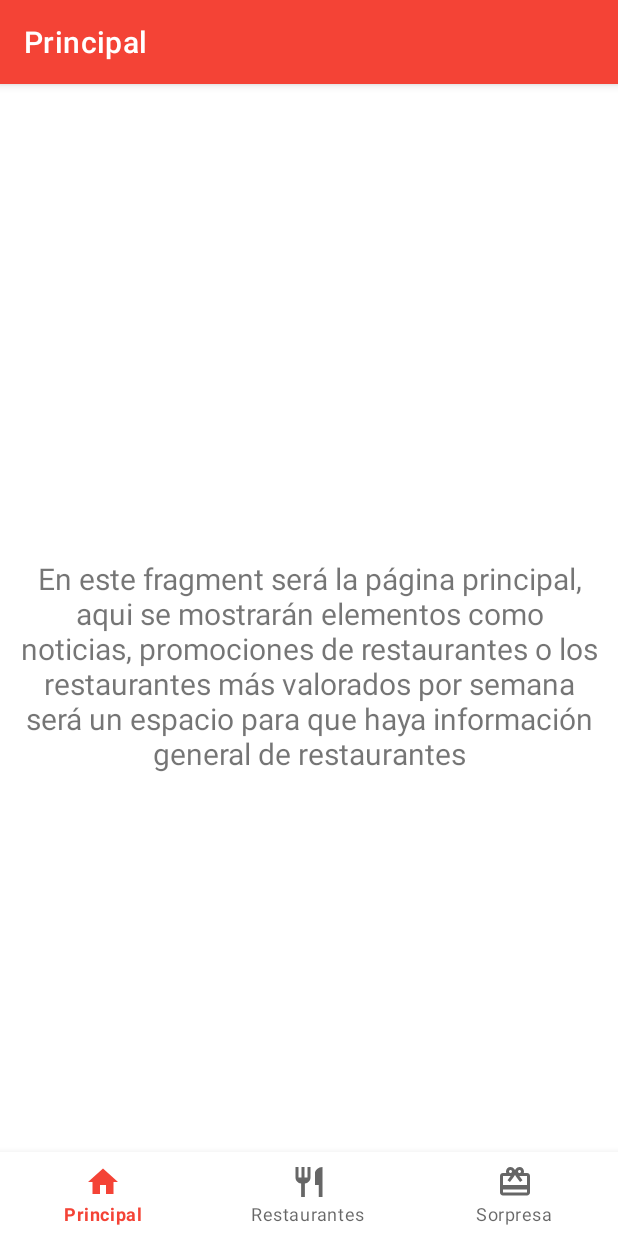
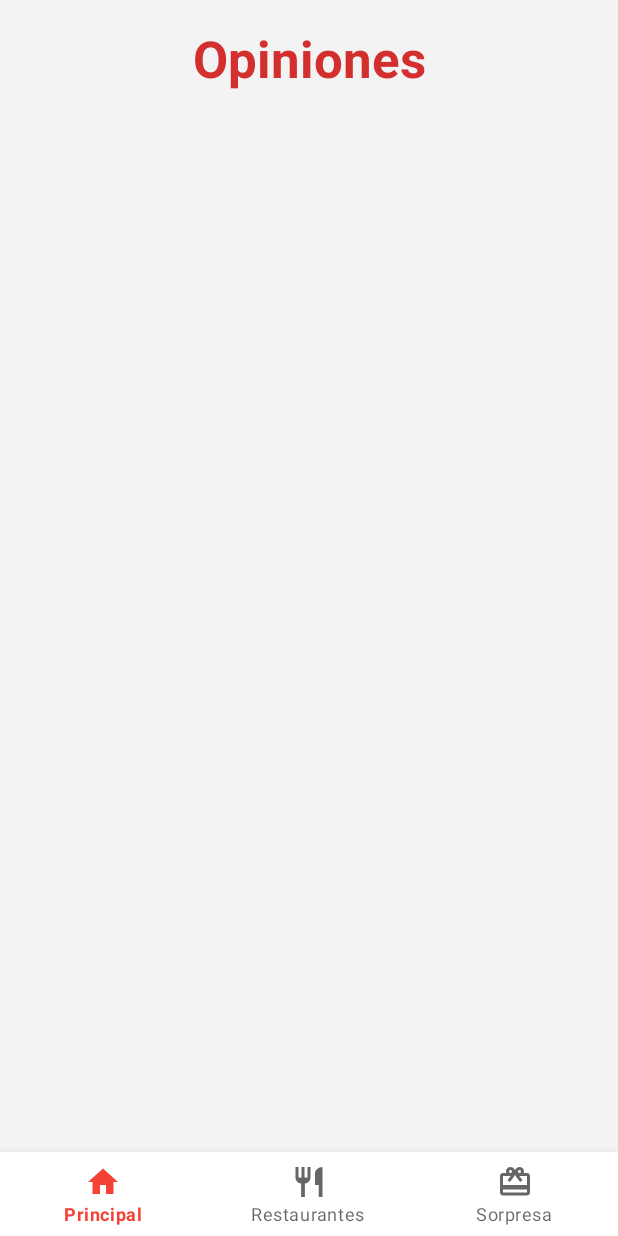
Before and after one commit to Sycrax88/RecomiendaME, an Android app: the HomeFragment screen opened through its navigation route, on a phone screen of 412 x 824 dp. Run offline under Robolectric (Android 15) with nearby library versions, the phone set to English and light mode, and no system bars; our stand-ins replace Firebase (no records; nobody signed in at launch, a user with empty details on screens opened directly), navigation-ui.

Commit message:
Se pusieron comentarios generales en el apartado de Home

```diff
--- a/app/src/main/java/com/colosoft/recomiendame/data/OpinionRepository.kt
+++ b/app/src/main/java/com/colosoft/recomiendame/data/OpinionRepository.kt
@@ -25,6 +25,10 @@ class OpinionRepository {
         db = FirebaseFirestore.getInstance()
         return db.collection("opinions").whereEqualTo("restaurant_id",resturantId).get().await()
     }
+    suspend fun getAllOpinions(): QuerySnapshot {
+        db = FirebaseFirestore.getInstance()
+        return db.collection("opinions").get().await()
+    }
 
      suspend fun createOpinion(opinion: Opinion): ResourceRemote<String?>{
          return try {
--- a/app/src/main/java/com/colosoft/recomiendame/server/model/Opinion.kt
+++ b/app/src/main/java/com/colosoft/recomiendame/server/model/Opinion.kt
@@ -5,6 +5,7 @@ import java.io.Serializable
 data class Opinion (
     var id: String? = null,
     var restaurant_id: String? = null,
+    var restaurant_name: String? = null,
     var user_id: String? = null,
     var user_name: String? = null,
     var user_last_name: String? = null,
--- a/app/src/main/java/com/colosoft/recomiendame/ui/home/HomeFragment.kt
+++ b/app/src/main/java/com/colosoft/recomiendame/ui/home/HomeFragment.kt
@@ -8,41 +8,68 @@ import android.widget.TextView
 import androidx.appcompat.app.AppCompatActivity
 import androidx.fragment.app.Fragment
 import androidx.lifecycle.ViewModelProvider
+import androidx.navigation.fragment.findNavController
+import androidx.recyclerview.widget.LinearLayoutManager
 import com.colosoft.recomiendame.databinding.FragmentHomeBinding
+import com.colosoft.recomiendame.databinding.FragmentRestaurantsBinding
+import com.colosoft.recomiendame.server.model.Opinion
+import com.colosoft.recomiendame.server.model.Restaurant
+import com.colosoft.recomiendame.ui.details.OpinionsAdapter
+import com.colosoft.recomiendame.ui.restaurants.RestaurantsAdapter
+import com.colosoft.recomiendame.ui.restaurants.RestaurantsFragmentDirections
+import com.colosoft.recomiendame.ui.restaurants.RestaurantsViewModel
 
 class HomeFragment : Fragment() {
 
-    private var _binding: FragmentHomeBinding? = null
-
-    // This property is only valid between onCreateView and
-    // onDestroyView.
-    private val binding get() = _binding!!
+    private lateinit var homeBinding: FragmentHomeBinding
+    private lateinit var homeViewModel: HomeViewModel
+    private var opinionsList: ArrayList<Opinion> = ArrayList()
+    private lateinit var opinionsHomeAdapter: OpinionsHomeAdapter
 
     override fun onCreateView(
         inflater: LayoutInflater,
         container: ViewGroup?,
         savedInstanceState: Bundle?
     ): View {
-        val homeViewModel =
-            ViewModelProvider(this)[HomeViewModel::class.java]
+        homeViewModel = ViewModelProvider(this)[HomeViewModel::class.java]
+        homeBinding = FragmentHomeBinding.inflate(inflater,container,false)
+        val root: View = homeBinding.root
 
-        _binding = FragmentHomeBinding.inflate(inflater, container, false)
-        val root: View = binding.root
-
-        val textView: TextView = binding.textHome
-        homeViewModel.text.observe(viewLifecycleOwner) {
-            textView.text = it
-        }
         return root
     }
+    override fun onViewCreated(view: View, savedInstanceState: Bundle?) {
+        println("Se creó el HomeFragment.")
 
-    override fun onResume() {
-        super.onResume()
-        (activity as AppCompatActivity).supportActionBar!!.show()
+        super.onViewCreated(view, savedInstanceState)
+
+        opinionsHomeAdapter = OpinionsHomeAdapter(opinionsList, onItemClicked = {(it)})
+
+        homeBinding.homeRecyclerView.apply {
+            layoutManager = LinearLayoutManager(this@HomeFragment.requireContext())
+            adapter = opinionsHomeAdapter
+            setHasFixedSize(false)
+        }
+
+        homeViewModel.opinionsLoaded.observe(viewLifecycleOwner){ result ->
+            println("En el fragment de Home: "+ result.size)
+            onOpinionsLoadedSubscribe(result)
+        }
+
+        homeViewModel.getOpinions()
     }
 
-    override fun onDestroyView() {
-        super.onDestroyView()
-        _binding = null
+     /*private fun onOpinionItemClicked(opinion: Opinion) {
+        homeViewModel.restaurantLoaded.observe(viewLifecycleOwner){ result ->
+            println("En el fragment de Home: $result")
+            findNavController().navigate(HomeFragmentDirections.actionNavigationHomeToNavigationDetails(
+                result!!
+            ))
+        }
+
+    }*/
+    private fun onOpinionsLoadedSubscribe(opinionsList: ArrayList<Opinion>?) {
+        opinionsList?.let { opinionsList ->
+            opinionsHomeAdapter.appendItems(opinionsList)
+        }
     }
 }
--- a/app/src/main/java/com/colosoft/recomiendame/ui/home/HomeViewModel.kt
+++ b/app/src/main/java/com/colosoft/recomiendame/ui/home/HomeViewModel.kt
@@ -3,13 +3,54 @@ package com.colosoft.recomiendame.ui.home
 import androidx.lifecycle.LiveData
 import androidx.lifecycle.MutableLiveData
 import androidx.lifecycle.ViewModel
+import androidx.lifecycle.viewModelScope
+import com.colosoft.recomiendame.data.OpinionRepository
+import com.colosoft.recomiendame.data.RestaurantRepository
+import com.colosoft.recomiendame.server.model.Opinion
+import com.colosoft.recomiendame.server.model.Restaurant
+import com.colosoft.recomiendame.server.model.User
+import com.google.firebase.firestore.ktx.firestore
+import com.google.firebase.firestore.ktx.toObject
+import com.google.firebase.ktx.Firebase
+import kotlinx.coroutines.launch
 
 class HomeViewModel : ViewModel() {
 
-    private val _text = MutableLiveData<String>().apply {
-        value = "En este fragment será la página principal, aqui se mostrarán" +
-                " elementos como noticias, promociones de restaurantes o los restaurantes más valorados por semana" +
-                " será un espacio para que haya información general de restaurantes"
+    private var db = Firebase.firestore
+    private val opinionRepository = OpinionRepository()
+
+    private val _opinionsLoaded : MutableLiveData<ArrayList<Opinion>> = MutableLiveData()
+    val opinionsLoaded: LiveData<ArrayList<Opinion>> = _opinionsLoaded
+
+    private val _restaurantLoaded : MutableLiveData<Restaurant?> = MutableLiveData()
+    val restaurantLoaded: MutableLiveData<Restaurant?> = _restaurantLoaded
+
+    fun getOpinions() {
+        viewModelScope.launch {
+            val opinionsList: ArrayList<Opinion> = ArrayList()
+            val querySnapshot = opinionRepository.getAllOpinions()
+            println("En el viewmodel Home antes del IF de opiniones: "+ opinionsList.size)
+            if(opinionsList.size == 0) {
+                for (document in querySnapshot) {
+                    val opinion: Opinion = document.toObject<Opinion>()
+                    opinionsList.add(opinion)
+                }
+            }
+            println("En el viewmodel Home después del IF de opiniones: "+ opinionsList.size)
+
+            _opinionsLoaded.postValue(opinionsList)
+        }
     }
-    val text: LiveData<String> = _text
+
+    fun getClickedRestaurant(restaurantId:String) {
+        viewModelScope.launch {
+            db.collection("restaurant").document(restaurantId).get()
+                .addOnSuccessListener { documentSnapshot ->
+                    val restaurant = documentSnapshot.toObject<Restaurant>()
+                    println("Actual restaurant en print: $restaurant")
+                    _restaurantLoaded.postValue(restaurant)
+                }
+
+        }
+    }
 }
--- /dev/null
+++ b/app/src/main/java/com/colosoft/recomiendame/ui/home/OpinionsHomeAdapter.kt
@@ -0,0 +1,51 @@
+package com.colosoft.recomiendame.ui.home
+
+import android.view.LayoutInflater
+import android.view.View
+import android.view.ViewGroup
+import androidx.recyclerview.widget.RecyclerView
+import com.colosoft.recomiendame.R
+import com.colosoft.recomiendame.databinding.OpinionHomeItemBinding
+import com.colosoft.recomiendame.databinding.OpinionItemBinding
+import com.colosoft.recomiendame.server.model.Opinion
+import java.util.ArrayList
+
+class OpinionsHomeAdapter (
+    private val opinionsList: ArrayList<Opinion>,
+    private val onItemClicked: (Opinion) -> Unit
+        ): RecyclerView.Adapter<OpinionsHomeAdapter.OpinionViewHolder>() {
+
+    override fun onCreateViewHolder(parent: ViewGroup, viewType: Int): OpinionsHomeAdapter.OpinionViewHolder {
+        val itemView = LayoutInflater.from(parent.context).inflate(R.layout.opinion_home_item, parent, false)
+        return OpinionViewHolder(itemView)
+    }
+
+    override fun onBindViewHolder(holder: OpinionViewHolder, position: Int) {
+        val opinion = opinionsList[position]
+        holder.bindOpinion(opinion)
+        holder.itemView.setOnClickListener{ onItemClicked(opinionsList[position])}
+    }
+
+    override fun getItemCount(): Int = opinionsList.size
+
+    fun appendItems(newList: ArrayList<Opinion>){
+        opinionsList.clear()
+        opinionsList.addAll(newList)
+        notifyDataSetChanged()
+    }
+
+    class OpinionViewHolder(itemView: View) : RecyclerView.ViewHolder(itemView){
+
+        private val binding = OpinionHomeItemBinding.bind(itemView)
+
+        fun bindOpinion(opinion: Opinion){
+            with(binding){
+                restaurantNameHomeTextView.text = opinion.restaurant_name
+                userNameTextView.text = opinion.user_name
+                userLastNameTextView.text = opinion.user_last_name
+                ratingLabelTextView.text = opinion.rating.toString()
+                opinionTextView.text = opinion.text
+            }
+        }
+    }
+}
--- a/app/src/main/res/layout/fragment_home.xml
+++ b/app/src/main/res/layout/fragment_home.xml
@@ -4,19 +4,31 @@
     xmlns:tools="http://schemas.android.com/tools"
     android:layout_width="match_parent"
     android:layout_height="match_parent"
+    android:background="@color/gray"
     tools:context=".ui.home.HomeFragment">
 
+    <androidx.recyclerview.widget.RecyclerView
+        android:id="@+id/home_recycler_view"
+        android:layout_width="0dp"
+        android:layout_height="0dp"
+        android:layout_marginTop="16dp"
+        android:layout_marginBottom="62dp"
+        app:layout_constraintBottom_toBottomOf="parent"
+        app:layout_constraintEnd_toEndOf="parent"
+        app:layout_constraintStart_toStartOf="parent"
+        app:layout_constraintTop_toBottomOf="@+id/opinions_home_title"
+        tools:listitem="@layout/opinion_home_item" />
+
     <TextView
-        android:id="@+id/text_home"
-        android:layout_width="match_parent"
+        android:id="@+id/opinions_home_title"
+        android:layout_width="wrap_content"
         android:layout_height="wrap_content"
-        android:layout_marginStart="8dp"
-        android:layout_marginTop="8dp"
-        android:layout_marginEnd="8dp"
-        android:text="@string/explanation_home"
+        android:layout_marginTop="16dp"
+        android:text="@string/home_title"
         android:textAlignment="center"
-        android:textSize="20sp"
-        app:layout_constraintBottom_toBottomOf="parent"
+        android:textAppearance="@style/TextAppearance.AppCompat.Display1"
+        android:textColor="@color/primary_dark"
+        android:textStyle="bold"
         app:layout_constraintEnd_toEndOf="parent"
         app:layout_constraintStart_toStartOf="parent"
         app:layout_constraintTop_toTopOf="parent" />
--- a/app/src/main/res/layout/fragment_surprise.xml
+++ b/app/src/main/res/layout/fragment_surprise.xml
@@ -4,6 +4,7 @@
     xmlns:tools="http://schemas.android.com/tools"
     android:layout_width="match_parent"
     android:layout_height="match_parent"
+    android:background="@color/gray"
     tools:context=".ui.surprise.SurpriseFragment">
 
     <TextView
--- a/app/src/main/res/layout/fragment_write_opinion.xml
+++ b/app/src/main/res/layout/fragment_write_opinion.xml
@@ -4,7 +4,8 @@
     xmlns:tools="http://schemas.android.com/tools"
     android:layout_width="match_parent"
     android:layout_height="match_parent"
-    tools:context=".ui.writeopinion.WriteOpinionFragment" >
+    android:background="@color/gray"
+    tools:context=".ui.writeopinion.WriteOpinionFragment">
 
     <ImageView
         android:id="@+id/star5_image_view_opinion"
@@ -50,7 +51,7 @@
             android:layout_width="match_parent"
             android:layout_height="match_parent"
             android:hint="@string/write_here"
-            android:inputType="textLongMessage|textAutoCorrect|text" />
+            android:inputType="textLongMessage|textAutoCorrect|text|textCapSentences" />
 
     </com.google.android.material.textfield.TextInputLayout>
 
--- a/app/src/main/res/navigation/mobile_navigation.xml
+++ b/app/src/main/res/navigation/mobile_navigation.xml
@@ -9,7 +9,11 @@
         android:id="@+id/navigation_home"
         android:name="com.colosoft.recomiendame.ui.home.HomeFragment"
         android:label="@string/home"
-        tools:layout="@layout/fragment_home" />
+        tools:layout="@layout/fragment_home" >
+        <action
+            android:id="@+id/action_navigation_home_to_navigation_details"
+            app:destination="@id/navigation_details" />
+    </fragment>
 
     <fragment
         android:id="@+id/navigation_restaurants"
--- a/app/src/main/res/values/colors.xml
+++ b/app/src/main/res/values/colors.xml
@@ -10,7 +10,7 @@
 
     <color name="primary">#F44336</color>
     <color name="primary_dark">#D32F2F</color>
-    <color name="primary_light">#FFCDD2</color>
+    <color name="primary_light">#FF7482</color>
     <color name="accent">#795548</color>
     <color name="primary_text">#212121</color>
     <color name="secondary_text">#757575</color>
--- a/app/src/main/res/values/strings.xml
+++ b/app/src/main/res/values/strings.xml
@@ -38,4 +38,5 @@
     <string name="successOpinion">Su opinión ha sido publicada</string>
     <string name="write_here">¡Escribe aquí!</string>
     <string name="moreThan6Chars">Escribe más de 6 caracteres</string>
+    <string name="home_title">Opiniones</string>
 </resources>
```
Also changed, not shown: app/src/main/java/com/colosoft/recomiendame/ui/writeopinion/WriteOpinionViewModel.kt (+2 -10 lines), app/src/main/res/layout/fragment_restaurants.xml (+9 -2 lines), app/src/main/res/layout/opinion_home_item.xml (added, +95 -0 lines).
